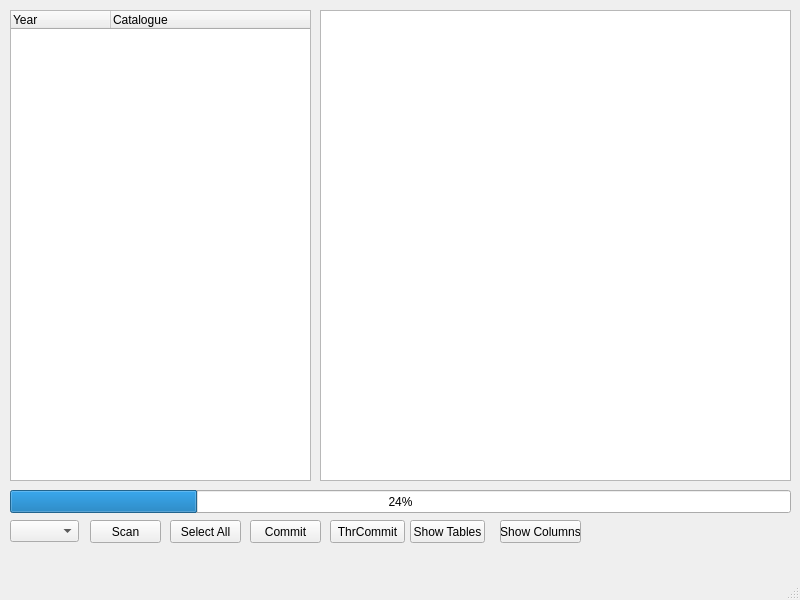
First picture: the form in SCDAgui/mainwindow.ui, repository JBs197/GUI, before the edit.
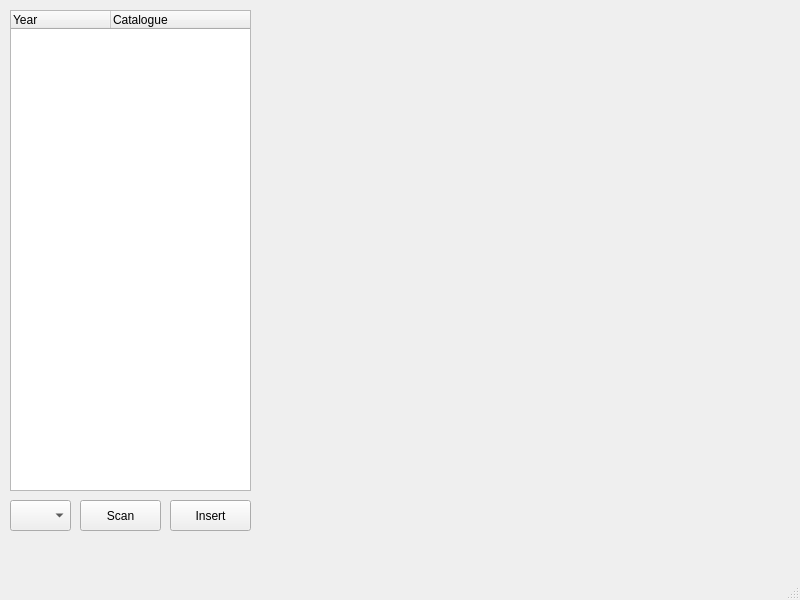
Second picture: the form after the edit.

The edit to the form file:
```diff
--- a/SCDAgui/mainwindow.ui
+++ b/SCDAgui/mainwindow.ui
@@ -14,111 +14,13 @@
    <string>MainWindow</string>
   </property>
   <widget class="QWidget" name="centralwidget">
-   <widget class="QListView" name="listView_columns">
+   <widget class="QTreeWidget" name="tW_cata">
     <property name="geometry">
      <rect>
-      <x>320</x>
-      <y>10</y>
-      <width>471</width>
-      <height>471</height>
-     </rect>
-    </property>
-   </widget>
-   <widget class="QComboBox" name="comboBox_drives">
-    <property name="geometry">
-     <rect>
       <x>10</x>
-      <y>520</y>
-      <width>69</width>
-      <height>22</height>
-     </rect>
-    </property>
-   </widget>
-   <widget class="QPushButton" name="pushButton_Scan">
-    <property name="geometry">
-     <rect>
-      <x>90</x>
-      <y>520</y>
-      <width>71</width>
-      <height>23</height>
-     </rect>
-    </property>
-    <property name="text">
-     <string>Scan</string>
-    </property>
-   </widget>
-   <widget class="QPushButton" name="pushButton_SelectAll">
-    <property name="geometry">
-     <rect>
-      <x>170</x>
-      <y>520</y>
-      <width>71</width>
-      <height>23</height>
-     </rect>
-    </property>
-    <property name="text">
-     <string>Select All</string>
-    </property>
-   </widget>
-   <widget class="QPushButton" name="pushButton_Commit">
-    <property name="geometry">
-     <rect>
-      <x>250</x>
-      <y>520</y>
-      <width>71</width>
-      <height>23</height>
-     </rect>
-    </property>
-    <property name="text">
-     <string>Commit</string>
-    </property>
-   </widget>
-   <widget class="QPushButton" name="pushButton_ShowTables">
-    <property name="geometry">
-     <rect>
-      <x>410</x>
-      <y>520</y>
-      <width>75</width>
-      <height>23</height>
-     </rect>
-    </property>
-    <property name="text">
-     <string>Show Tables</string>
-    </property>
-   </widget>
-   <widget class="QPushButton" name="pushButton_ShowColumns">
-    <property name="geometry">
-     <rect>
-      <x>500</x>
-      <y>520</y>
-      <width>81</width>
-      <height>23</height>
-     </rect>
-    </property>
-    <property name="text">
-     <string>Show Columns</string>
-    </property>
-   </widget>
-   <widget class="QProgressBar" name="progressBar">
-    <property name="geometry">
-     <rect>
-      <x>10</x>
-      <y>490</y>
-      <width>781</width>
-      <height>23</height>
-     </rect>
-    </property>
-    <property name="value">
-     <number>24</number>
-    </property>
-   </widget>
-   <widget class="QTreeWidget" name="treeWidget_Scan">
-    <property name="geometry">
-     <rect>
-      <x>10</x>
       <y>10</y>
-      <width>301</width>
-      <height>471</height>
+      <width>241</width>
+      <height>481</height>
      </rect>
     </property>
     <property name="alternatingRowColors">
@@ -133,6 +35,9 @@
       <height>2</height>
      </size>
     </property>
+    <property name="columnCount">
+     <number>2</number>
+    </property>
     <column>
      <property name="text">
       <string>Year</string>
@@ -144,17 +49,40 @@
      </property>
     </column>
    </widget>
-   <widget class="QPushButton" name="pushButton_ThrCommit">
+   <widget class="QComboBox" name="cB_drives">
     <property name="geometry">
      <rect>
-      <x>330</x>
-      <y>520</y>
-      <width>75</width>
-      <height>23</height>
+      <x>10</x>
+      <y>500</y>
+      <width>61</width>
+      <height>31</height>
      </rect>
     </property>
+   </widget>
+   <widget class="QPushButton" name="pB_scan">
+    <property name="geometry">
+     <rect>
+      <x>80</x>
+      <y>500</y>
+      <width>81</width>
+      <height>31</height>
+     </rect>
+    </property>
     <property name="text">
-     <string>ThrCommit</string>
+     <string>Scan</string>
+    </property>
+   </widget>
+   <widget class="QPushButton" name="pB_insert">
+    <property name="geometry">
+     <rect>
+      <x>170</x>
+      <y>500</y>
+      <width>81</width>
+      <height>31</height>
+     </rect>
+    </property>
+    <property name="text">
+     <string>Insert</string>
     </property>
    </widget>
   </widget>
```
